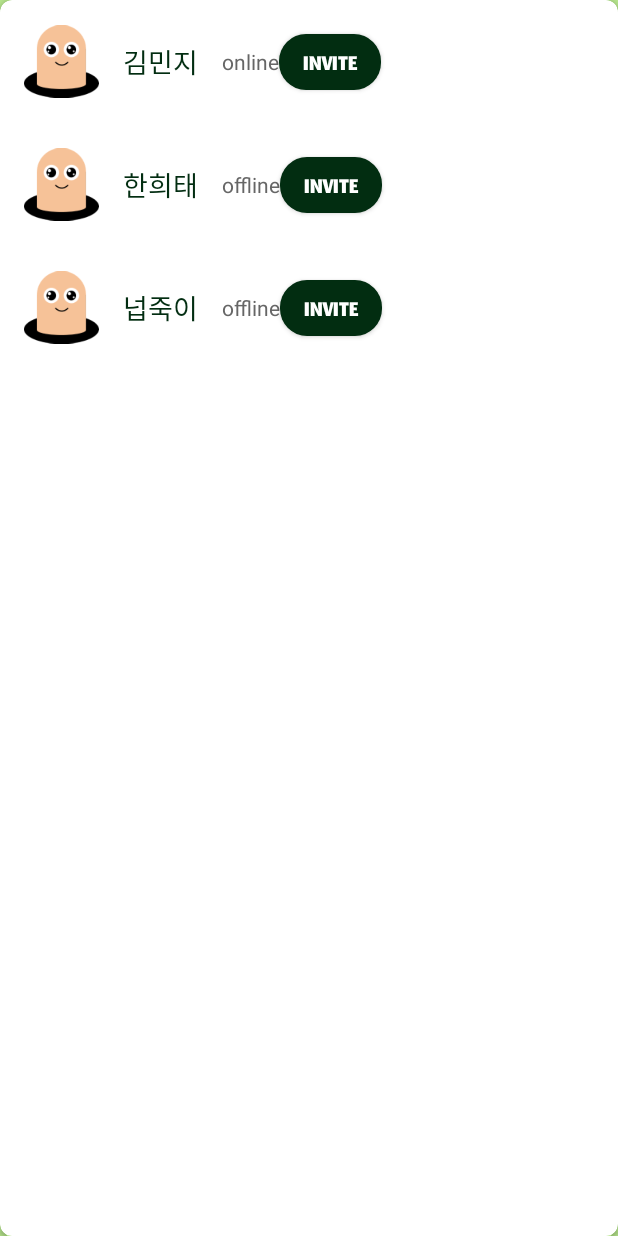
After one commit to HuitaeH/whac, an Android app: the FriendListActivity screen opened directly, with no data from a screen before it, on a phone screen of 412 x 824 dp. The commit adds this screen. Run offline under Robolectric (Android 15) with nearby library versions, the phone set to English and light mode, and no system bars.

Commit message:
친구리스트

```diff
--- a/app/build.gradle.kts
+++ b/app/build.gradle.kts
@@ -45,6 +45,8 @@ dependencies {
     testImplementation(libs.junit)
     androidTestImplementation(libs.androidx.junit)
     androidTestImplementation(libs.androidx.espresso.core)
+    implementation ("androidx.recyclerview:recyclerview:1.3.2")
+    implementation ("androidx.cardview:cardview:1.0.0")
 
     // Kakao Login
     implementation(libs.kakaoLogin)
--- a/app/src/main/AndroidManifest.xml
+++ b/app/src/main/AndroidManifest.xml
@@ -30,8 +30,6 @@
             android:name=".GameActivity"
             android:exported="false"/>
 
-
-
         <activity android:name="com.kakao.sdk.auth.AuthCodeHandlerActivity"
             android:exported="true">
             <intent-filter>
@@ -42,6 +40,10 @@
                     android:scheme="kakao29bf44d6e98091ea7f4a4282acf857ed" />
             </intent-filter>
         </activity>
+
+        <activity
+            android:name=".FriendListActivity"
+            android:exported="false"/>
     </application>
 
 
--- /dev/null
+++ b/app/src/main/java/com/example/myapplication/FriendListActivity.kt
@@ -0,0 +1,31 @@
+package com.example.myapplication
+
+import android.os.Bundle
+import android.view.LayoutInflater
+import android.view.View
+import android.view.ViewGroup
+import android.widget.ImageView
+import android.widget.TextView
+import androidx.appcompat.app.AppCompatActivity
+import androidx.recyclerview.widget.LinearLayoutManager
+import androidx.recyclerview.widget.RecyclerView
+import com.example.myapplication.adapter.FriendAdapter
+import com.example.myapplication.model.Friend
+
+class FriendListActivity : AppCompatActivity() {
+    override fun onCreate(savedInstanceState: Bundle?) {
+        super.onCreate(savedInstanceState)
+        setContentView(R.layout.friend_list)
+
+
+        val friendList = listOf(
+            Friend(1, "김민지", "online"),
+            Friend(2, "한희태", "offline"),
+            Friend(3, "넙죽이", "offline")
+        )
+
+        val recyclerView = findViewById<RecyclerView>(R.id.friendRecyclerView)
+        recyclerView.adapter = FriendAdapter(friendList)
+        recyclerView.layoutManager = LinearLayoutManager(this)
+    }
+}
--- /dev/null
+++ b/app/src/main/java/com/example/myapplication/adapter/FriendAdapter.kt
@@ -0,0 +1,37 @@
+package com.example.myapplication.adapter
+
+import android.view.LayoutInflater
+import android.view.View
+import android.view.ViewGroup
+import android.widget.ImageView
+import android.widget.TextView
+import androidx.recyclerview.widget.RecyclerView
+import com.example.myapplication.R
+import com.example.myapplication.model.Friend
+
+class FriendAdapter(private val friends: List<Friend>) :
+    RecyclerView.Adapter<FriendAdapter.FriendViewHolder>() {
+
+    class FriendViewHolder(view: View) : RecyclerView.ViewHolder(view) {
+        val profileImage: ImageView = view.findViewById(R.id.profileImage)
+        val name: TextView = view.findViewById(R.id.friendName)
+        val status: TextView = view.findViewById(R.id.status)
+    }
+
+    override fun onCreateViewHolder(parent: ViewGroup, viewType: Int): FriendViewHolder {
+        val view = LayoutInflater.from(parent.context)
+            .inflate(R.layout.item_friend, parent, false)
+        return FriendViewHolder(view)
+    }
+
+    override fun onBindViewHolder(holder: FriendViewHolder, position: Int) {
+        val friend = friends[position]
+        holder.name.text = friend.name
+        holder.status.text = friend.status
+        friend.profileImage?.let {
+            holder.profileImage.setImageResource(it)
+        }
+    }
+
+    override fun getItemCount() = friends.size
+}
--- /dev/null
+++ b/app/src/main/java/com/example/myapplication/model/Friend.kt
@@ -0,0 +1,8 @@
+package com.example.myapplication.model
+
+data class Friend(
+    val id: Int,
+    val name: String,
+    val status: String,
+    val profileImage: Int? = null
+)
--- a/app/src/main/res/drawable/rounded_button.xml
+++ b/app/src/main/res/drawable/rounded_button.xml
@@ -2,5 +2,5 @@
 <shape xmlns:android="http://schemas.android.com/apk/res/android"
     android:shape="rectangle">
     <solid android:color="#022D11" />
-    <corners android:radius="20dp" /> <!-- 이 값을 조절하여 둥글기 조절 -->
+    <corners android:radius="18dp" /> <!-- 이 값을 조절하여 둥글기 조절 -->
 </shape>
--- /dev/null
+++ b/app/src/main/res/layout/friend_list.xml
@@ -0,0 +1,24 @@
+<?xml version="1.0" encoding="utf-8"?>
+
+<androidx.constraintlayout.widget.ConstraintLayout xmlns:android="http://schemas.android.com/apk/res/android"
+    xmlns:app="http://schemas.android.com/apk/res-auto"
+    android:layout_width="match_parent"
+    android:layout_height="match_parent"
+    android:background="#B5E48C">
+
+    <androidx.cardview.widget.CardView
+        android:layout_width="match_parent"
+        android:layout_height="match_parent"
+        app:cardCornerRadius="8dp"
+        app:strokeWidth="2dp"
+        app:strokeColor="#022D11">
+
+    <androidx.recyclerview.widget.RecyclerView
+        android:id="@+id/friendRecyclerView"
+        android:layout_width="match_parent"
+        android:layout_height="match_parent"
+        app:layoutManager="androidx.recyclerview.widget.LinearLayoutManager" />
+
+    </androidx.cardview.widget.CardView>
+
+</androidx.constraintlayout.widget.ConstraintLayout>
--- /dev/null
+++ b/app/src/main/res/layout/item_friend.xml
@@ -0,0 +1,55 @@
+<?xml version="1.0" encoding="utf-8"?>
+
+<androidx.constraintlayout.widget.ConstraintLayout xmlns:android="http://schemas.android.com/apk/res/android"
+    xmlns:app="http://schemas.android.com/apk/res-auto"
+    android:layout_width="match_parent"
+    android:layout_height="wrap_content"
+    android:padding="16dp">
+
+    <ImageView
+        android:id="@+id/profileImage"
+        android:layout_width="50dp"
+        android:layout_height="50dp"
+        android:src="@drawable/center_"
+        app:layout_constraintStart_toStartOf="parent"
+        app:layout_constraintTop_toTopOf="parent" />
+
+    <TextView
+        android:id="@+id/friendName"
+        android:layout_width="wrap_content"
+        android:layout_height="wrap_content"
+        android:layout_marginStart="16dp"
+        android:textSize="18sp"
+        android:textColor="#022D11"
+        app:layout_constraintStart_toEndOf="@id/profileImage"
+        app:layout_constraintTop_toTopOf="parent"
+        app:layout_constraintBottom_toBottomOf="parent"
+        />
+
+    <TextView
+        android:id="@+id/status"
+        android:layout_width="wrap_content"
+        android:layout_height="wrap_content"
+        android:layout_marginStart="16dp"
+        android:textSize="14sp"
+        android:textColor="#666666"
+        app:layout_constraintStart_toEndOf="@id/friendName"
+        app:layout_constraintTop_toTopOf="parent"
+        app:layout_constraintBottom_toBottomOf="parent"/>
+
+    <androidx.appcompat.widget.AppCompatButton
+        android:id="@+id/invite"
+        android:layout_width="68dp"
+        android:layout_height="37dp"
+        android:background="@drawable/rounded_button"
+        android:fontFamily="@font/jomhuria"
+        android:gravity="center"
+        android:text="invite"
+        android:textColor="#FFFFFF"
+        android:textSize="23dp"
+        app:layout_constraintBottom_toBottomOf="parent"
+        app:layout_constraintStart_toEndOf="@id/status"
+        app:layout_constraintTop_toTopOf="parent"
+        />
+
+</androidx.constraintlayout.widget.ConstraintLayout>
```
Also changed, not shown: app/src/main/res/drawable/minji.png (added).
